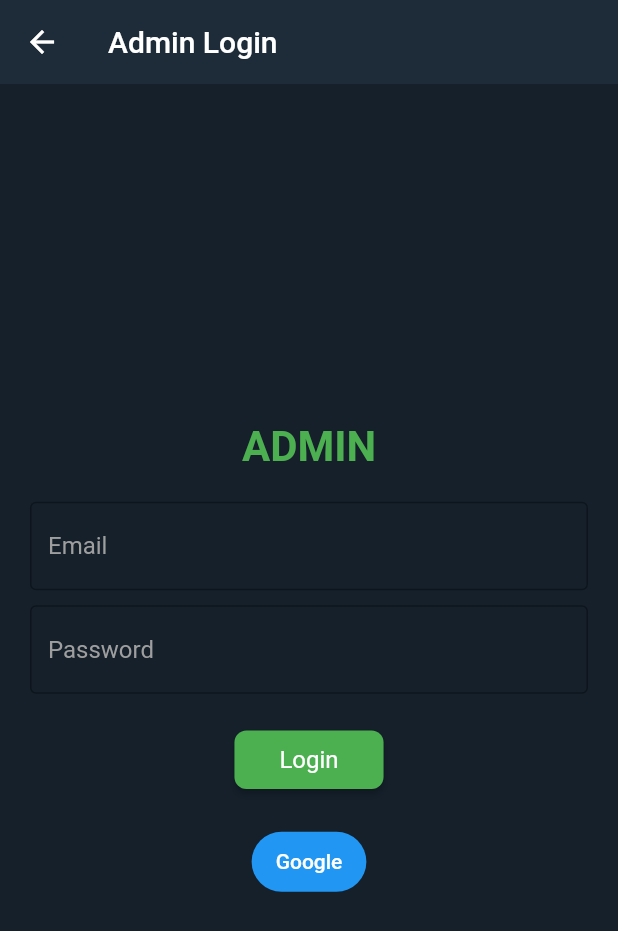
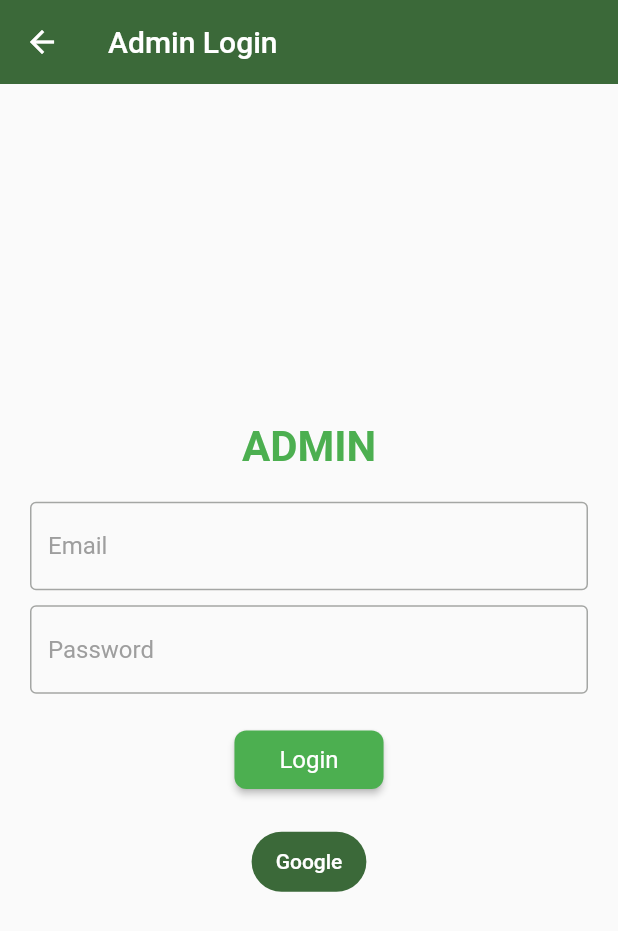
Before and after one commit to karthzzz/attendance, a Flutter app: the Home screen opened directly, after a tap on "Admin", on a phone screen of 412 x 824 dp. Shown: the top 931 px of the screen. Run offline on Flutter 3.47's test engine with Material 2 defaults, Android fonts, the light colour scheme and no system bars; our stand-ins replace file_picker, firebase_auth, firebase_core, firebase_database, google_sign_in, rive; missing offline and left inert: excel, multiselect; accounts and stored records are empty; network calls fail.

Commit message:
Finalizing new feature

```diff
--- a/lib/widget/admin/admin.dart
+++ b/lib/widget/admin/admin.dart
@@ -60,10 +60,10 @@ class _LoginPageState extends State<LoginPage> {
       appBar: AppBar(
         title: Text('Admin Login'),
         elevation: 0,
-        backgroundColor: Color(0xFF1E2C3A),
+
       ),
       body: Container(
-        color: Color(0xFF15202B),
+
         padding: EdgeInsets.all(20),
         child: Column(
           mainAxisAlignment: MainAxisAlignment.center,
--- a/lib/widget/faculty/faculty_branch_list.dart
+++ b/lib/widget/faculty/faculty_branch_list.dart
@@ -385,7 +385,7 @@ class _FacultyBranchButtonState extends State<FacultyBranchButton> {
           showAlearDailgo(widget.name);
         },
         style: ElevatedButton.styleFrom(
-          backgroundColor: Colors.green,
+
           textStyle: const TextStyle(fontSize: 20, color: Colors.white),
           padding: const EdgeInsets.symmetric(horizontal: 20, vertical: 15),
         ),
--- a/lib/widget/home.dart
+++ b/lib/widget/home.dart
@@ -16,7 +16,7 @@ class Home extends StatelessWidget {
           transitionsBuilder: (context, animation, secondaryAnimation, child) {
             const begin = Offset(1, 0.0);
             const end = Offset.zero;
-            const curve = Curves.decelerate;
+            const curve = Curves.linearToEaseOut;
 
             final tween = Tween(begin: begin, end: end);
             final curvedAnimation = CurvedAnimation(
@@ -34,12 +34,23 @@ class Home extends StatelessWidget {
     return Scaffold(
       appBar: AppBar(
         title: Text('NRIIT Attendance'),
-        elevation: 0, // Remove shadow from app bar
-        backgroundColor: Color(0xFF1E2C3A), // Dark blue app bar color
+        elevation: 0,
+         // Remove shadow from app bar
+        // Dark blue app bar color
       ),
       body: Container(
-        color: const Color(0xFF15202B), // Darker background color
+        height: double.infinity,
+        decoration: BoxDecoration(
+            gradient: LinearGradient(
+          begin: Alignment.topCenter,
+          end: Alignment.bottomCenter,
+          colors: [
+            Theme.of(context).colorScheme.primary,
+            Theme.of(context).colorScheme.secondary.withOpacity(0.3),
+          ],
+        )),
         padding: const EdgeInsets.all(20),
+        child: SingleChildScrollView(
           child: Column(
             crossAxisAlignment: CrossAxisAlignment.start,
             children: [
@@ -81,6 +92,7 @@ class Home extends StatelessWidget {
                 },
               ),
             ],
+          ),
         ),
       ),
     );
--- a/lib/widget/student/student_login_register.dart
+++ b/lib/widget/student/student_login_register.dart
@@ -22,14 +22,14 @@ class StudentLoginRegister extends StatelessWidget{
       appBar: AppBar(
         title: Text('Student Login'),
       ),
-      backgroundColor: Colors.lightBlue,
+
       body: Center(
         child: Column(
           mainAxisSize: MainAxisSize.min,
           children: [
             Container(
               decoration: ShapeDecoration(shape: CircleBorder()),
-              child: Image.network("https://banner2.cleanpng.com/20180702/kpo/kisspng-google-logo-google-search-google-doodle-avex-group-5b39aef2bfc3e4.7157968215305069947855.jpg" , color: Colors.white,),
+              child: Image.network("https://sanantoniotreesurgeons.com/wp-content/uploads/2021/05/Illustration-of-Google-icon-on-transparent-background-PNG.png",),
             ),
             SizedBox(height: 20),
             ElevatedButton(
--- a/pubspec.yaml
+++ b/pubspec.yaml
@@ -44,6 +44,7 @@ dependencies:
   path_provider: ^2.1.0
   file_picker: ^5.3.3
   multiselect: ^0.1.0
+  rive: ^0.11.14
 
 
 dev_dependencies:
```
Also changed, not shown: lib/animation/splash_screen.dart (added, +17 -0 lines), lib/main.dart (+8 -3 lines), lib/widget/admin/admin_branch_page.dart (+4 -8 lines), pubspec.lock, 4 other files. Lines whose indentation alone changed are shown as unchanged.
